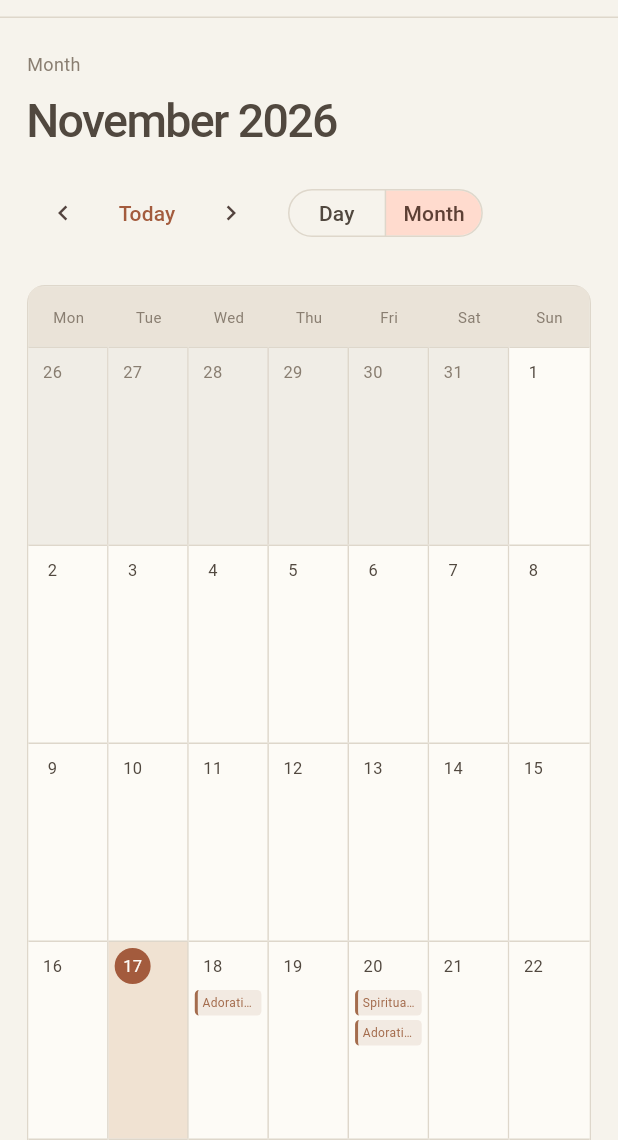
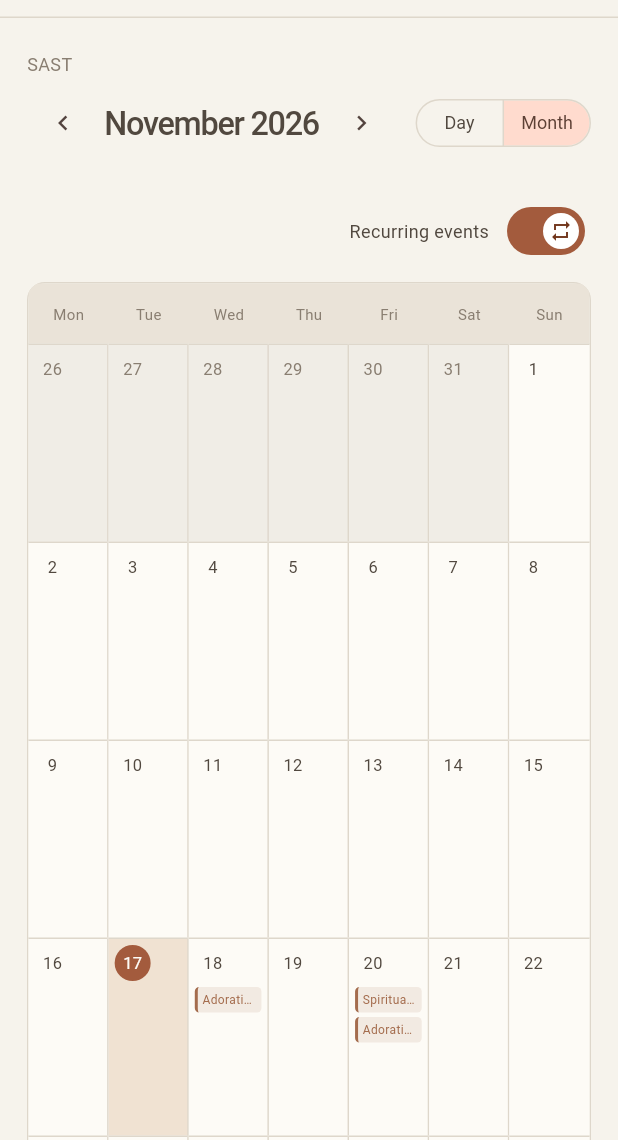
Before and after one commit to JoaoPedra-AMDG/Routine, a Flutter app: the screen it shows after launch, after a tap on the "chevron left" icon, after a tap on the "chevron right" icon, after a tap on "Month", on a phone screen of 412 x 824 dp, the part 96-1236 px from its top. Run offline on Flutter 3.47's test engine with Material 3 defaults, Android fonts, the phone set to English and light mode, and no system bars; our stand-ins replace web.

Commit message:
Add month recurrence filter and compact date navigation

```diff
--- a/lib/routine_app.dart
+++ b/lib/routine_app.dart
@@ -214,11 +214,17 @@ class _SchedulePageState extends State<SchedulePage> {
   Future<void> _datePicker() async {
     final d = await showDatePicker(
       context: context,
-      initialDate: _day,
+      initialDate: _monthView ? _month : _day,
       firstDate: DateTime(2020),
       lastDate: DateTime(2100),
     );
-    if (d != null && mounted) _selectDay(d);
+    if (d != null && mounted) {
+      setState(() {
+        _day = DateTime(d.year, d.month, d.day, 12);
+        _month = DateTime(d.year, d.month, 1, 12);
+        _miniMonth = _month;
+      });
+    }
   }
 
   Future<void> _backup() async {
@@ -434,63 +440,76 @@ class _SchedulePageState extends State<SchedulePage> {
   Widget _heading() => LayoutBuilder(
     builder: (context, c) {
       final compact = c.maxWidth < 730;
-      final title = Column(
+      return Column(
         crossAxisAlignment: CrossAxisAlignment.start,
         children: [
           Text(
-            _monthView ? 'Month' : '${weekNames[_day.weekday - 1]} · SAST',
+            _monthView ? 'SAST' : '${weekNames[_day.weekday - 1]} · SAST',
             style: const TextStyle(fontSize: 12, color: muted),
           ),
           const SizedBox(height: 7),
-          Text(
+          Row(
+            children: [
+              IconButton(
+                tooltip: _monthView ? 'Previous month' : 'Previous day',
+                constraints: const BoxConstraints.tightFor(
+                  width: 32,
+                  height: 44,
+                ),
+                padding: EdgeInsets.zero,
+                onPressed: () => _shift(-1),
+                icon: const Icon(Icons.chevron_left, size: 20),
+              ),
+              Flexible(
+                child: Tooltip(
+                  message: 'Choose date',
+                  child: InkWell(
+                    key: const ValueKey('date-picker-button'),
+                    onTap: _datePicker,
+                    borderRadius: BorderRadius.circular(7),
+                    child: Padding(
+                      padding: const EdgeInsets.symmetric(
+                        horizontal: 4,
+                        vertical: 6,
+                      ),
+                      child: FittedBox(
+                        fit: BoxFit.scaleDown,
+                        alignment: Alignment.centerLeft,
+                        child: Text(
                           _monthView
                               ? '${monthNames[_month.month - 1]} ${_month.year}'
                               : dateLabel(_day),
                           style: TextStyle(
-              fontSize: compact ? 31 : 38,
+                            fontSize: compact ? 28 : 38,
                             fontWeight: FontWeight.w500,
                             letterSpacing: -1.1,
                           ),
                         ),
-        ],
-      );
-      final controls = Wrap(
-        spacing: 14,
-        crossAxisAlignment: WrapCrossAlignment.center,
-        children: [
-          Row(
-            mainAxisSize: MainAxisSize.min,
-            children: [
-              IconButton(
-                tooltip: _monthView ? 'Previous month' : 'Previous day',
-                onPressed: () => _shift(-1),
-                icon: const Icon(Icons.chevron_left, size: 20),
-              ),
-              TextButton(
-                onPressed:
-                    () => setState(() {
-                      _day = southAfricaToday();
-                      _month = DateTime(_day.year, _day.month, 1, 12);
-                      _miniMonth = _month;
-                    }),
-                child: const Text('Today'),
+                      ),
+                    ),
+                  ),
+                ),
               ),
               IconButton(
                 tooltip: _monthView ? 'Next month' : 'Next day',
+                constraints: const BoxConstraints.tightFor(
+                  width: 32,
+                  height: 44,
+                ),
+                padding: EdgeInsets.zero,
                 onPressed: () => _shift(1),
                 icon: const Icon(Icons.chevron_right, size: 20),
               ),
-              if (!_monthView)
-                IconButton(
-                  tooltip: 'Choose date',
-                  onPressed: _datePicker,
-                  icon: const Icon(Icons.calendar_today_outlined, size: 18),
-                ),
-            ],
-          ),
+              const SizedBox(width: 12),
               SegmentedButton<bool>(
                 showSelectedIcon: false,
-            style: const ButtonStyle(visualDensity: VisualDensity.compact),
+                style: const ButtonStyle(
+                  visualDensity: VisualDensity.compact,
+                  textStyle: WidgetStatePropertyAll(TextStyle(fontSize: 12)),
+                  padding: WidgetStatePropertyAll(
+                    EdgeInsets.symmetric(horizontal: 12),
+                  ),
+                ),
                 segments: const [
                   ButtonSegment(value: false, label: Text('Day')),
                   ButtonSegment(value: true, label: Text('Month')),
@@ -505,13 +524,9 @@ class _SchedulePageState extends State<SchedulePage> {
                     }),
               ),
             ],
-      );
-      return compact
-          ? Column(
-            crossAxisAlignment: CrossAxisAlignment.start,
-            children: [title, const SizedBox(height: 16), controls],
-          )
-          : Row(children: [Expanded(child: title), controls]);
+          ),
+        ],
+      );
     },
   );
   Widget _sidebar() => Container(
@@ -825,65 +840,6 @@ class _SchedulePageState extends State<SchedulePage> {
     return Column(
       crossAxisAlignment: CrossAxisAlignment.stretch,
       children: [
-        Surface(
-          color: const Color(0xffe8e8dc),
-          padding: const EdgeInsets.symmetric(horizontal: 20, vertical: 18),
-          child: Row(
-            children: [
-              SizedBox(
-                width: 42,
-                height: 42,
-                child: Stack(
-                  alignment: Alignment.center,
-                  children: [
-                    CircularProgressIndicator(
-                      value: tasks.isEmpty ? 0 : done / tasks.length,
-                      color: sage,
-                      backgroundColor: const Color(0xffcdd2bf),
-                      strokeWidth: 4,
-                    ),
-                    Text(
-                      '$done/${tasks.length}',
-                      style: const TextStyle(fontSize: 12),
-                    ),
-                  ],
-                ),
-              ),
-              const SizedBox(width: 19),
-              Expanded(
-                child: Column(
-                  crossAxisAlignment: CrossAxisAlignment.start,
-                  children: [
-                    Text(
-                      '$done of ${tasks.length} complete',
-                      style: const TextStyle(
-                        fontWeight: FontWeight.w600,
-                        fontSize: 14,
-                      ),
-                    ),
-                    const SizedBox(height: 4),
-                    Text(
-                      '${tasks.length - done - skipped} remaining${skipped == 0 ? '' : ' · $skipped skipped'}',
-                      style: const TextStyle(fontSize: 11, color: muted),
-                    ),
-                  ],
-                ),
-              ),
-              Column(
-                children: [
-                  Text(
-                    '${items.where((p) => !p.isTask).length}',
-                    style: const TextStyle(fontSize: 25),
-                  ),
-                  const Text(
-                    'Events',
-                    style: TextStyle(fontSize: 10, color: muted),
-                  ),
-                ],
-              ),
-            ],
-          ),
-        ),
         if (allDay.isNotEmpty) ...[
           const SizedBox(height: 22),
           const Text(
@@ -971,7 +927,7 @@ class _SchedulePageState extends State<SchedulePage> {
                     .toList(),
           ),
         ],
-        const SizedBox(height: 23),
+        if (allDay.isNotEmpty) const SizedBox(height: 23),
         if (!_wide) ...[
           SegmentedButton<bool>(
             segments: const [
@@ -1001,6 +957,66 @@ class _SchedulePageState extends State<SchedulePage> {
               const SizedBox(width: 24),
               Expanded(flex: 5, child: timeline),
             ],
+          ),
+        const SizedBox(height: 23),
+        Surface(
+          color: const Color(0xffe8e8dc),
+          padding: const EdgeInsets.symmetric(horizontal: 20, vertical: 18),
+          child: Row(
+            children: [
+              SizedBox(
+                width: 42,
+                height: 42,
+                child: Stack(
+                  alignment: Alignment.center,
+                  children: [
+                    CircularProgressIndicator(
+                      value: tasks.isEmpty ? 0 : done / tasks.length,
+                      color: sage,
+                      backgroundColor: const Color(0xffcdd2bf),
+                      strokeWidth: 4,
+                    ),
+                    Text(
+                      '$done/${tasks.length}',
+                      style: const TextStyle(fontSize: 12),
+                    ),
+                  ],
+                ),
+              ),
+              const SizedBox(width: 19),
+              Expanded(
+                child: Column(
+                  crossAxisAlignment: CrossAxisAlignment.start,
+                  children: [
+                    Text(
+                      '$done of ${tasks.length} complete',
+                      style: const TextStyle(
+                        fontWeight: FontWeight.w600,
+                        fontSize: 14,
+                      ),
+                    ),
+                    const SizedBox(height: 4),
+                    Text(
+                      '${tasks.length - done - skipped} remaining${skipped == 0 ? '' : ' · $skipped skipped'}',
+                      style: const TextStyle(fontSize: 11, color: muted),
+                    ),
+                  ],
+                ),
+              ),
+              Column(
+                children: [
+                  Text(
+                    '${items.where((p) => !p.isTask).length}',
+                    style: const TextStyle(fontSize: 25),
+                  ),
+                  const Text(
+                    'Events',
+                    style: TextStyle(fontSize: 10, color: muted),
+                  ),
+                ],
+              ),
+            ],
+          ),
         ),
       ],
     );
@@ -1437,8 +1453,34 @@ class _SchedulePageState extends State<SchedulePage> {
   Widget _monthly() {
     final dates = _calendarDates(_month);
     return Column(
+      key: const ValueKey('month-view'),
       crossAxisAlignment: CrossAxisAlignment.stretch,
       children: [
+        Align(
+          alignment: Alignment.centerRight,
+          child: MergeSemantics(
+            child: Row(
+              mainAxisSize: MainAxisSize.min,
+              children: [
+                const Text('Recurring events', style: TextStyle(fontSize: 12)),
+                const SizedBox(width: 8),
+                Switch(
+                  value: _schedule.showRecurringEventsInMonth,
+                  onChanged: (value) {
+                    setState(
+                      () => _schedule.showRecurringEventsInMonth = value,
+                    );
+                    _save();
+                  },
+                  thumbIcon: const WidgetStatePropertyAll(
+                    Icon(Icons.repeat, size: 16),
+                  ),
+                ),
+              ],
+            ),
+          ),
+        ),
+        const SizedBox(height: 10),
         Surface(
           child: LayoutBuilder(
             builder: (context, c) {
@@ -1478,7 +1520,11 @@ class _SchedulePageState extends State<SchedulePage> {
                                 _schedule
                                     .on(key)
                                     .where(
-                                      (p) => !p.isTask || p.repeat == 'weekly',
+                                      (p) =>
+                                          (!p.isTask || p.repeat == 'weekly') &&
+                                          (_schedule
+                                                  .showRecurringEventsInMonth ||
+                                              !p.recurring),
                                     )
                                     .toList(),
                             isToday = key == dateKey(southAfricaToday());
@@ -1630,7 +1676,13 @@ class _SchedulePageState extends State<SchedulePage> {
     final count = DateTime(_month.year, _month.month + 1, 0).day;
     for (var n = 0; n < count; n++) {
       final date = _month.add(Duration(days: n));
-      for (final p in _schedule.on(dateKey(date)).where((p) => !p.isTask)) {
+      for (final p in _schedule
+          .on(dateKey(date))
+          .where(
+            (p) =>
+                !p.isTask &&
+                (_schedule.showRecurringEventsInMonth || !p.recurring),
+          )) {
         if (!seen.add(p.id)) continue;
         widgets.add(
           InkWell(
```
Also changed, not shown: lib/schedule.dart (+12 -1 lines), 2 other files. Lines whose indentation alone changed are shown as unchanged.
